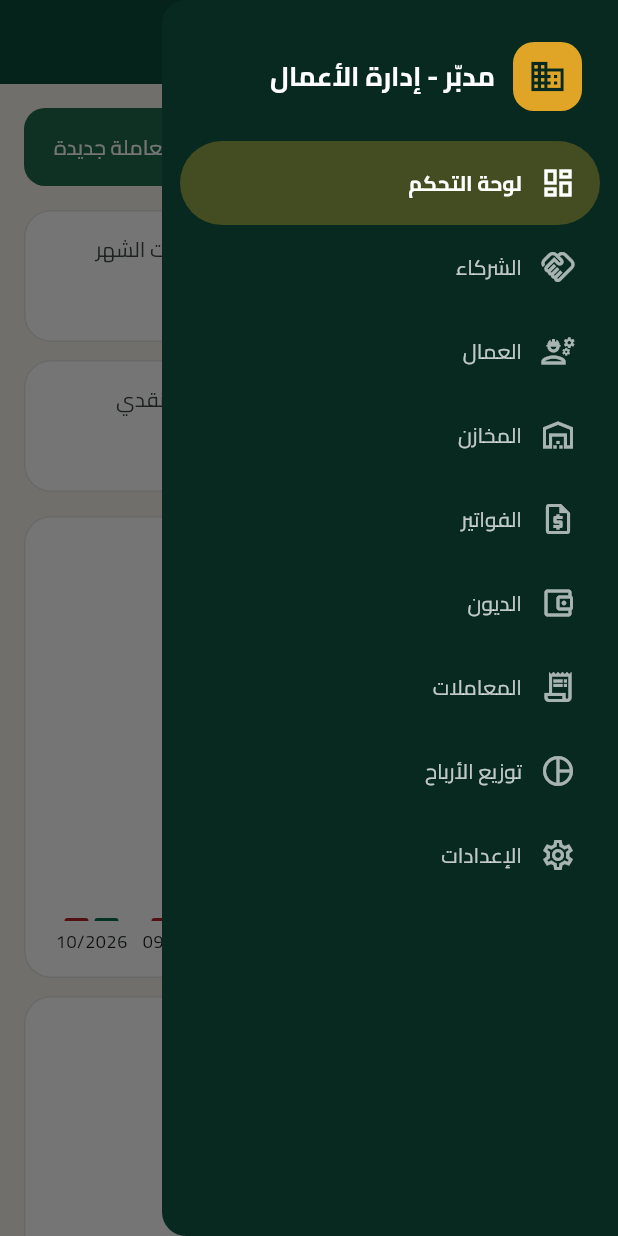
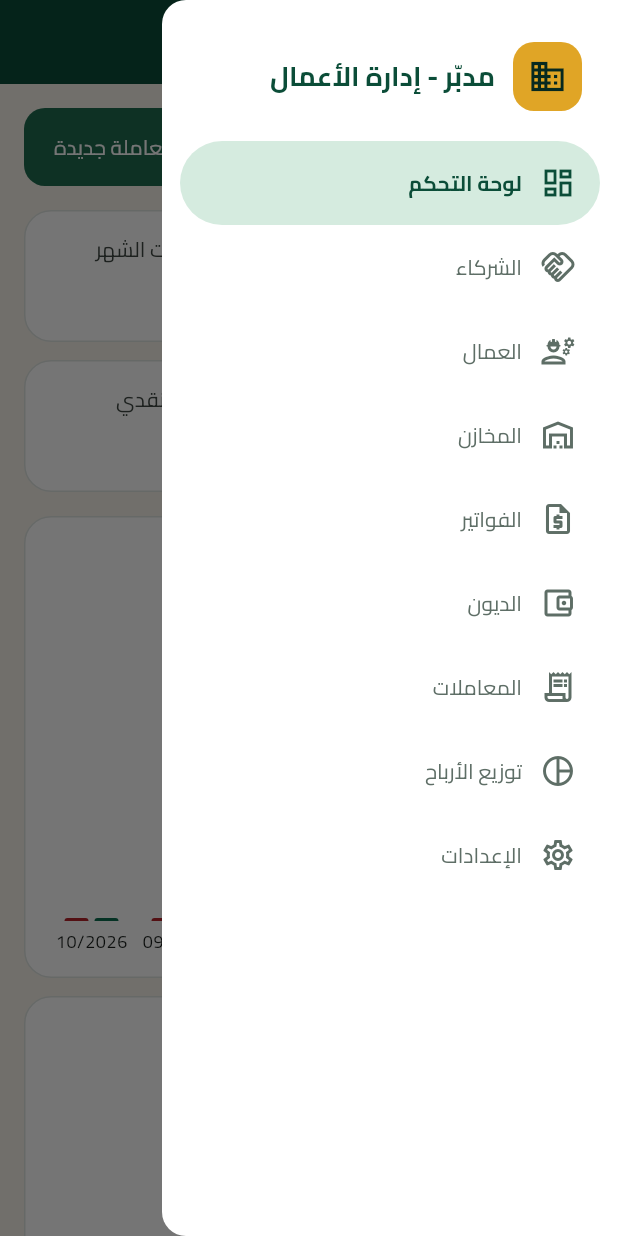
Before and after one commit to Ahmedtalb872/Medaba, a Flutter app: the screen it shows after launch, with the side drawer open, on a phone screen of 412 x 824 dp. Run offline on Flutter 3.47's test engine with Material 3 defaults, Android fonts, the phone set to English and light mode, and no system bars; our stand-ins replace file_picker, pdf, printing, shared_preferences.

Commit message:
Light sidebar and menu drawer
The navigation rail and the phone menu drawer move from dark green to a
white surface with green text, a light-green selected item and a thin
border, matching the light sand theme.

Co-Authored-By: Claude Opus 5.5 <noreply@anthropic.com>
Claude-Session: https://claude.ai/code/session_01X9Xt23fqdrjn1yncKBRNLD

```diff
--- a/lib/screens/home_shell.dart
+++ b/lib/screens/home_shell.dart
@@ -56,22 +56,29 @@ class _HomeShellState extends State<HomeShell> {
         body: Row(
           children: [
             Container(
-              decoration: BoxDecoration(color: AppColors.sidebar.last),
+              decoration: const BoxDecoration(
+                color: AppColors.navBackground,
+                border: BorderDirectional(
+                  end: BorderSide(color: AppColors.navBorder),
+                ),
+              ),
               child: NavigationRail(
                 extended: extended,
                 minExtendedWidth: 200,
                 backgroundColor: Colors.transparent,
-                indicatorColor: AppColors.gold.withValues(alpha: 0.28),
-                selectedIconTheme: const IconThemeData(color: AppColors.gold),
-                unselectedIconTheme: IconThemeData(
-                  color: Colors.white.withValues(alpha: 0.65),
+                indicatorColor: AppColors.navSelected,
+                selectedIconTheme: const IconThemeData(
+                  color: AppColors.navText,
+                ),
+                unselectedIconTheme: const IconThemeData(
+                  color: AppColors.navMuted,
                 ),
                 selectedLabelTextStyle: label?.copyWith(
-                  color: Colors.white,
+                  color: AppColors.navText,
                   fontWeight: FontWeight.bold,
                 ),
                 unselectedLabelTextStyle: label?.copyWith(
-                  color: Colors.white.withValues(alpha: 0.70),
+                  color: AppColors.navMuted,
                 ),
                 selectedIndex: _index,
                 onDestinationSelected: (i) => setState(() => _index = i),
@@ -86,7 +93,7 @@ class _HomeShellState extends State<HomeShell> {
                         const Text(
                           appName,
                           style: TextStyle(
-                            color: Colors.white,
+                            color: AppColors.navText,
                             fontSize: 22,
                             fontWeight: FontWeight.bold,
                           ),
@@ -121,20 +128,20 @@ class _HomeShellState extends State<HomeShell> {
       drawer: Theme(
         data: Theme.of(context).copyWith(
           navigationDrawerTheme: NavigationDrawerThemeData(
-            backgroundColor: AppColors.sidebar.first,
-            indicatorColor: AppColors.gold.withValues(alpha: 0.28),
+            backgroundColor: AppColors.navBackground,
+            indicatorColor: AppColors.navSelected,
             iconTheme: WidgetStateProperty.resolveWith(
               (s) => IconThemeData(
                 color: s.contains(WidgetState.selected)
-                    ? Colors.white
-                    : Colors.white.withValues(alpha: 0.65),
+                    ? AppColors.navText
+                    : AppColors.navMuted,
               ),
             ),
             labelTextStyle: WidgetStateProperty.resolveWith(
               (s) => label?.copyWith(
                 color: s.contains(WidgetState.selected)
-                    ? Colors.white
-                    : Colors.white.withValues(alpha: 0.75),
+                    ? AppColors.navText
+                    : AppColors.navMuted,
                 fontWeight: s.contains(WidgetState.selected)
                     ? FontWeight.bold
                     : null,
@@ -160,7 +167,7 @@ class _HomeShellState extends State<HomeShell> {
                       '$appName - إدارة الأعمال',
                       overflow: TextOverflow.ellipsis,
                       style: TextStyle(
-                        color: Colors.white,
+                        color: AppColors.navText,
                         fontSize: 18,
                         fontWeight: FontWeight.bold,
                       ),
--- a/lib/theme/app_colors.dart
+++ b/lib/theme/app_colors.dart
@@ -20,7 +20,14 @@ abstract final class AppColors {
   static const stock = [Color(0xFF7FA650), Color(0xFF4A6B26)];
   static const ok = [Color(0xFF2FB37E), Color(0xFF0B6E4F)];
 
-  /// خلفية القائمة الجانبية.
+  /// القائمة الجانبية: خلفية بيضاء ونص أخضر، والخيار المحدد بخلفية خضراء فاتحة.
+  static const navBackground = Color(0xFFFFFFFF);
+  static const navBorder = Color(0xFFE6DFCF);
+  static const navText = Color(0xFF0B4D38);
+  static const navMuted = Color(0xFF5E6E66);
+  static const navSelected = Color(0xFFD5EBDF);
+
+  /// الشريط العلوي على الجوال وعناصر داكنة أخرى.
   static const sidebar = [Color(0xFF07291F), Color(0xFF0B4D38)];
 
   /// ألوان متتالية لتمييز الأشخاص في أشرطة التوزيع.
```
Also changed, not shown: 1 other file.
